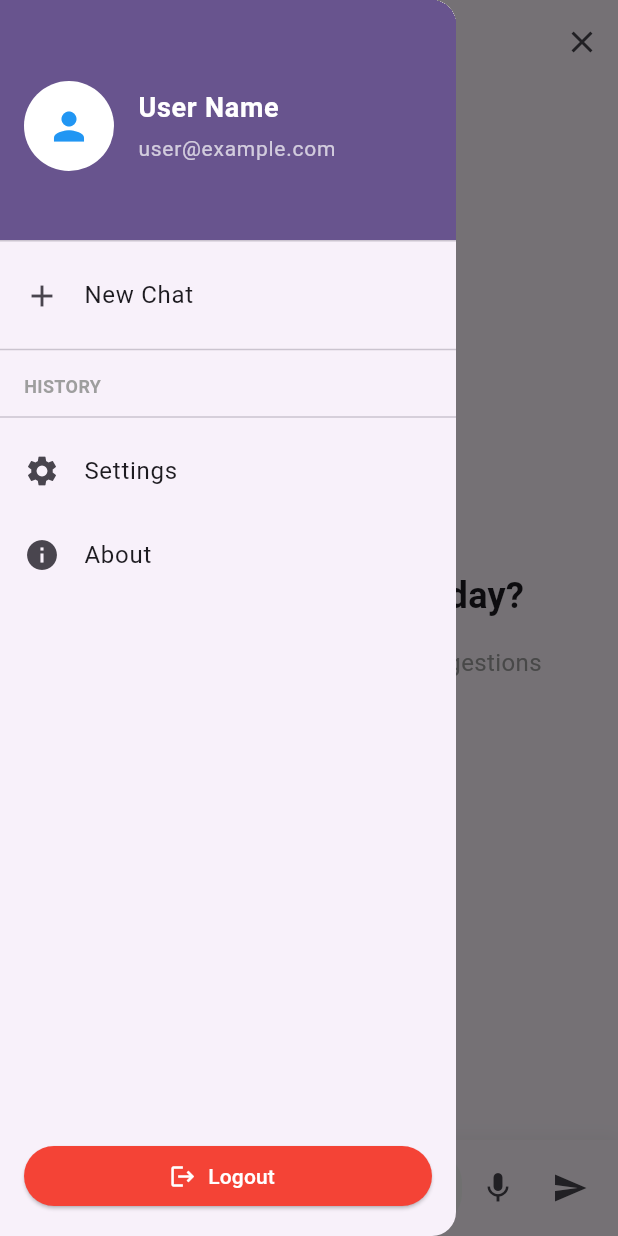
After one commit to xfans/PocketChatAI, a Flutter app: the screen it shows after launch, in the side drawer, after a tap on "New Chat", on a phone screen of 412 x 824 dp. The commit adds this screen. Run offline on Flutter 3.47's test engine with Material 3 defaults, Android fonts, the phone set to English and light mode, and no system bars; our stand-ins replace flutter_bloc, freezed_annotation, go_router, objectbox; missing offline and left inert: openai_dart; generated files the repository leaves out were written again.

Commit message:
add AppDrawer

```diff
--- a/lib/src/repositories/chat_repository.dart
+++ b/lib/src/repositories/chat_repository.dart
@@ -30,10 +30,11 @@ class ChatRepository {
     String content, {
     bool isWebSearch = false,int sessionId = -1
   }) async {
+    print("sendMessage:$content");
     // Create a default session if it doesn't exist
     if (sessionId == -1) {
       final session = Session(
-        name: 'Default Session',
+        name: content,
         model: 'gpt-3.5-turbo',
         temperature: 0.7,
         maxTokens: 1000,
--- /dev/null
+++ b/lib/src/ui/widgets/app_drawer.dart
@@ -0,0 +1,145 @@
+import 'package:flutter/material.dart';
+import 'package:flutter_bloc/flutter_bloc.dart';
+import 'package:go_router/go_router.dart';
+import 'package:pocket_chat/src/blocs/chat_cubit.dart';
+import 'package:pocket_chat/src/ui/widgets/drawer_item.dart';
+import 'package:pocket_chat/src/ui/widgets/chat_history_item.dart';
+
+class AppDrawer extends StatefulWidget {
+  const AppDrawer({super.key});
+
+  @override
+  State<AppDrawer> createState() => _AppDrawerState();
+}
+
+class _AppDrawerState extends State<AppDrawer> {
+  @override
+  void initState() {
+    super.initState();
+
+    WidgetsBinding.instance.addPostFrameCallback((_) {
+      context.read<ChatCubit>().loadSessions();
+    });
+  }
+
+  @override
+  Widget build(BuildContext context) {
+    return Drawer(
+      child: Column(
+        children: [
+          DrawerHeader(
+            decoration: BoxDecoration(
+              color: Theme.of(context).colorScheme.primary,
+            ),
+            child: const Row(
+              children: [
+                CircleAvatar(
+                  radius: 30,
+                  backgroundColor: Colors.white,
+                  child: Icon(Icons.person, size: 30, color: Colors.blue),
+                ),
+                SizedBox(width: 16),
+                Column(
+                  crossAxisAlignment: CrossAxisAlignment.start,
+                  mainAxisAlignment: MainAxisAlignment.center,
+                  children: [
+                    Text(
+                      'User Name',
+                      style: TextStyle(
+                        color: Colors.white,
+                        fontSize: 18,
+                        fontWeight: FontWeight.bold,
+                      ),
+                    ),
+                    SizedBox(height: 4),
+                    Text(
+                      'user@example.com',
+                      style: TextStyle(color: Colors.white70, fontSize: 14),
+                    ),
+                  ],
+                ),
+              ],
+            ),
+          ),
+          Expanded(
+            child: ListView(
+              padding: EdgeInsets.zero,
+              children: [
+                DrawerItem(
+                  icon: Icons.add,
+                  title: 'New Chat',
+                  onTap: () {
+                    context.read<ChatCubit>().clearMessages();
+                  },
+                ),
+                const Divider(),
+                const Padding(
+                  padding: EdgeInsets.fromLTRB(16, 8, 16, 4),
+                  child: Text(
+                    'HISTORY',
+                    style: TextStyle(
+                      fontSize: 12,
+                      fontWeight: FontWeight.bold,
+                      color: Colors.grey,
+                    ),
+                  ),
+                ),
+                BlocBuilder<ChatCubit, ChatState>(
+                  buildWhen: (prev, curr) => curr is ChatSessionsLoaded || curr is ChatLoading,
+                  builder: (context, state) {
+                    if (state is ChatLoading) {
+                      return const SizedBox.shrink();
+                    }
+                    if (state is ChatSessionsLoaded) {
+                      final sessions = state.sessions;
+                      if (sessions.isEmpty) return const SizedBox.shrink();
+                      return Column(
+                        children: sessions.map((s) {
+                          return ChatHistoryItem(
+                            title: s.name,
+                            subtitle: s.model ?? '',
+                            onTap: () {},
+                            onLongPress: () {},
+                          );
+                        }).toList(),
+                      );
+                    }
+                    return const SizedBox.shrink();
+                  },
+                ),
+                const Divider(),
+                DrawerItem(
+                  icon: Icons.settings,
+                  title: 'Settings',
+                  onTap: () {
+                    context.push('/settings');
+                  },
+                ),
+                DrawerItem(
+                  icon: Icons.info,
+                  title: 'About',
+                  onTap: () {
+                    context.push('/about');
+                  },
+                ),
+              ],
+            ),
+          ),
+          Padding(
+            padding: const EdgeInsets.all(16.0),
+            child: ElevatedButton.icon(
+              onPressed: () {},
+              icon: const Icon(Icons.logout),
+              label: const Text('Logout'),
+              style: ElevatedButton.styleFrom(
+                backgroundColor: Colors.red,
+                foregroundColor: Colors.white,
+                minimumSize: const Size(double.infinity, 40),
+              ),
+            ),
+          ),
+        ],
+      ),
+    );
+  }
+}
```
Also changed, not shown: lib/src/ui/screens/home_screen.dart (+2 -122 lines).
